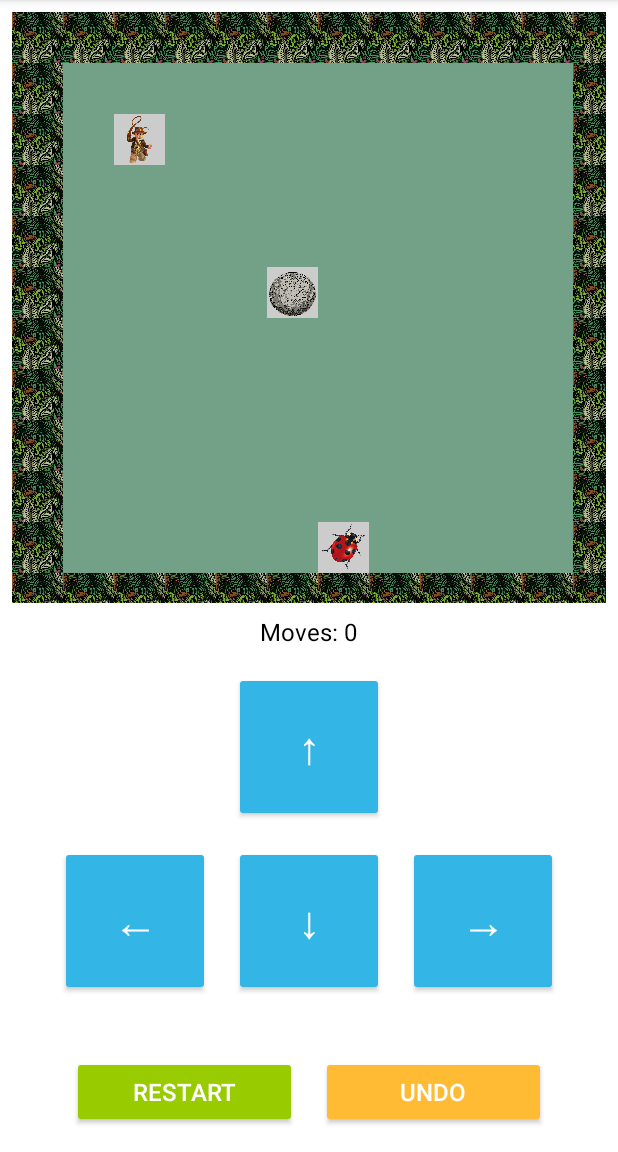
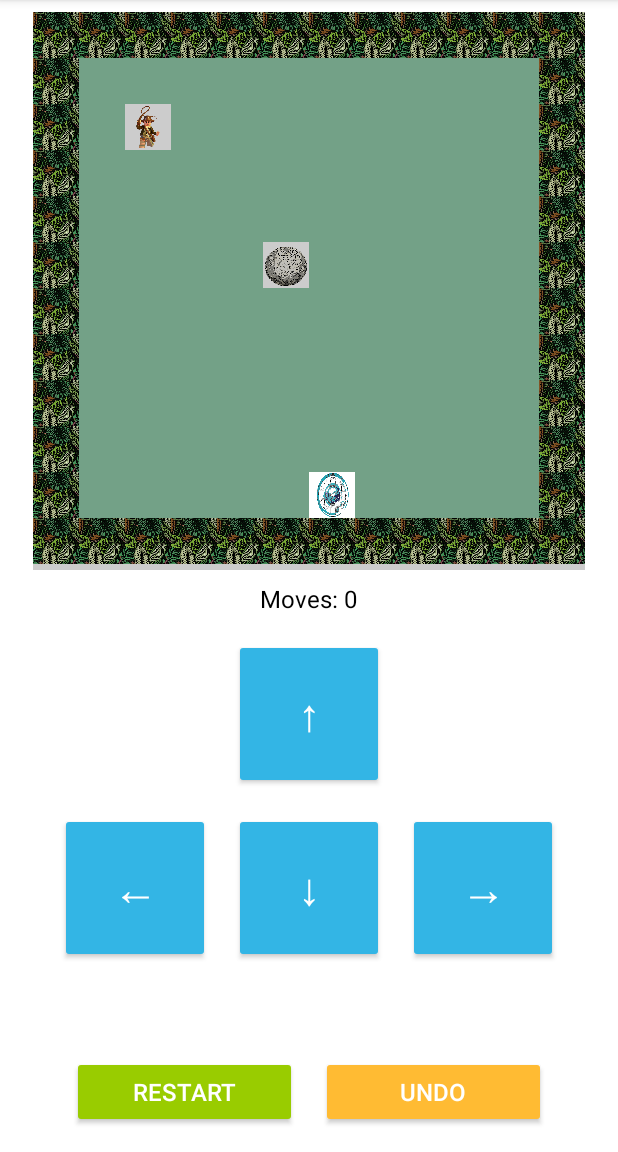
Before and after one commit to tvt23kmoGroup16/sokoban-game, an Android app built with Jetpack Compose: the GameActivity screen opened directly, with no data from a screen before it, on a phone screen of 412 x 824 dp, the part 84-1236 px from its top. Run offline under Robolectric (Android 15) with nearby library versions, the phone set to English and light mode, and no system bars.

Commit message:
Map themes, db refactoring and save+getSettings

```diff
--- a/app/src/main/java/com/example/sokoban/GameMap.kt
+++ b/app/src/main/java/com/example/sokoban/GameMap.kt
@@ -86,6 +86,46 @@ class GameMap(
         )
     )
 
+    val themes = mapOf(
+        1 to Theme(
+            wallAsset = "walls/jungle.png",
+            playerAsset = "characters/player.png", //<-- Switch correct image
+            boxAsset = "boxes/jungleBoulder.png",
+            goalAsset = "goals/jungleTarget.png",
+            floorAsset = "flooring/jungleTile.png"
+        ),
+        2 to Theme(
+            wallAsset = "walls/scifiWall.png",
+            playerAsset = "characters/alien-monster.png",
+            boxAsset = "boxes/jungleBoulder.png", //<-- Switch correct image
+            goalAsset = "goals/scifiTarget.png",
+            floorAsset = "flooring/scifiTile.png"
+        ),
+        3 to Theme(
+            wallAsset = "walls/fantasyWall.png",
+            playerAsset = "characters/alien-monster.png",
+            boxAsset = "boxes/pot_of_gold.png",
+            goalAsset = "goals/fantasyTarget.png",
+            floorAsset = "flooring/fantasyTile.png"
+        ),
+        4 to Theme(
+            wallAsset = "walls/ancientWall.png",
+            playerAsset = "characters/alien-monster.png", //<-- Switch correct image
+            boxAsset = "boxes/jungleBoulder.png", //<-- Switch correct image
+            goalAsset = "goals/ancientTarget.png",
+            floorAsset = "flooring/ancientTile.png"
+        ),
+        5 to Theme(
+            wallAsset = "walls/westernWall.png",
+            playerAsset = "characters/alien-monster.png", //<-- Switch correct image
+            boxAsset = "boxes/jungleBoulder.png", //<-- Switch correct image
+            goalAsset = "goals/westernTarget.png",
+            floorAsset = "flooring/westernTile.png"
+        )
+    )
+
+    private val theme: Theme = themes[level] ?: throw IllegalArgumentException("Theme not found for level $level")
+
     // Select the map based on the level
     var map: Array<CharArray> = mapLevels[level - 1] // Get the map based on the selected level
 
@@ -123,11 +163,11 @@ class GameMap(
                 val imageView = ImageView(gridGameMap.context)
 
                 val bitmap = when (cell) {
-                    '#' -> loadAssetImage("walls/jungle.png")  // Wall
-                    'P' -> loadAssetImage("characters/player.png")  // Player
-                    'B' -> loadAssetImage("boxes/jungleBoulder.png")  // Box
-                    'X' -> loadAssetImage("goals/ladybug.png")  // Goal
-                    ' ' -> loadAssetImage("flooring/jungleTile.png") //Floor
+                    '#' -> loadAssetImage(theme.wallAsset)  // Wall
+                    'P' -> loadAssetImage(theme.playerAsset)  // Player
+                    'B' -> loadAssetImage(theme.boxAsset)  // Box
+                    'X' -> loadAssetImage(theme.goalAsset)  // Goal
+                    ' ' -> loadAssetImage(theme.floorAsset) //Floor
                     else -> null  // Empty space (nothing displayed)
                 }
 
@@ -140,8 +180,8 @@ class GameMap(
 
                 // Adjust image size to fit grid cell
                 val params = GridLayout.LayoutParams()
-                params.width = cellSize  // Set width to calculated cell size
-                params.height = cellSize  // Set height to calculated cell size
+                params.width = (cellSize - 5) // Set width to calculated cell size
+                params.height = (cellSize -5)  // Set height to calculated cell size
                 imageView.layoutParams = params
 
                 // Add the ImageView to the grid layout
@@ -158,4 +198,12 @@ class GameMap(
             null // Return null if the file is not found or any error occurs
         }
     }
+
+    data class Theme(
+        val wallAsset: String,
+        val playerAsset: String,
+        val boxAsset: String,
+        val goalAsset: String,
+        val floorAsset: String
+    )
 }
--- a/app/src/main/java/com/example/sokoban/db/contracts/HighScoreContract.kt
+++ b/app/src/main/java/com/example/sokoban/db/contracts/HighScoreContract.kt
@@ -1,4 +1,4 @@
-package com.example.sqlite_playground.db.contracts
+package com.example.sokoban.db.contracts
 
 import android.provider.BaseColumns
 
--- a/app/src/main/java/com/example/sokoban/db/contracts/LevelContract.kt
+++ b/app/src/main/java/com/example/sokoban/db/contracts/LevelContract.kt
@@ -1,4 +1,4 @@
-package com.example.sqlite_playground.db.contracts
+package com.example.sokoban.db.contracts
 
 import android.provider.BaseColumns
 
--- a/app/src/main/java/com/example/sokoban/db/contracts/SettingsContract.kt
+++ b/app/src/main/java/com/example/sokoban/db/contracts/SettingsContract.kt
@@ -1,4 +1,4 @@
-package com.example.sqlite_playground.db.contracts
+package com.example.sokoban.db.contracts
 
 import android.provider.BaseColumns
 
@@ -8,5 +8,9 @@ object SettingsContract {
             const val COLUMN_ID = BaseColumns._ID // Inherits ID, this always PK
             const val COLUMN_USER_ID = "user_id" // Foreign key referencing users
             const val COLUMN_MUSIC_ENABLED = "music_enabled" // Boolean for music settings
+            const val COLUMN_SOUND_ENABLED = "sound_enabled" // Boolean for sound settings
+            const val COLUMN_MASTER_VOLUME = "master_volume" //Integer for master volume
+            const val COLUMN_MUSIC_VOLUME = "music_volume" //Integer for music volume
+            const val COLUMN_SOUND_VOLUME = "sound_volume" //Integer for sound volume
         }
 }
--- a/app/src/main/java/com/example/sokoban/db/contracts/UserContract.kt
+++ b/app/src/main/java/com/example/sokoban/db/contracts/UserContract.kt
@@ -1,4 +1,4 @@
-package com.example.sqlite_playground.db.contracts
+package com.example.sokoban.db.contracts
 
 import android.provider.BaseColumns
 
--- a/app/src/main/java/com/example/sokoban/db/models/HighScore.kt
+++ b/app/src/main/java/com/example/sokoban/db/models/HighScore.kt
@@ -1,4 +1,4 @@
-package com.example.sqlite_playground.db.models
+package com.example.sokoban.db.models
 
 data class HighScore(
     val id: Long,
--- a/app/src/main/java/com/example/sokoban/db/models/Level.kt
+++ b/app/src/main/java/com/example/sokoban/db/models/Level.kt
@@ -1,4 +1,4 @@
-package com.example.sqlite_playground.db.models
+package com.example.sokoban.db.models
 
 data class Level(
     val id: Long,
--- a/app/src/main/java/com/example/sokoban/db/models/User.kt
+++ b/app/src/main/java/com/example/sokoban/db/models/User.kt
@@ -1,4 +1,4 @@
-package com.example.sqlite_playground.db.models
+package com.example.sokoban.db.models
 
 data class User(
     val id: Long,
--- a/app/src/main/res/layout/activity_game.xml
+++ b/app/src/main/res/layout/activity_game.xml
@@ -33,7 +33,7 @@
     <!-- Movement Keys -->
     <GridLayout
         android:layout_width="wrap_content"
-        android:layout_height="240dp"
+        android:layout_height="262dp"
         android:layout_gravity="center"
         android:layout_marginBottom="0dp"
         android:columnCount="3"
```
Also changed, not shown: app/src/main/java/com/example/sokoban/OptionsActivity.kt (+34 -7 lines), app/src/main/java/com/example/sokoban/db/DatabaseHelper.kt (+10 -5 lines), app/src/main/java/com/example/sokoban/db/models/Settings.kt (+6 -2 lines), app/src/main/java/com/example/sokoban/db/repositories/HighScoreRepository.kt (+4 -4 lines), app/src/main/java/com/example/sokoban/db/repositories/LevelRepository.kt (+4 -4 lines), app/src/main/java/com/example/sokoban/db/repositories/SettingsRepository.kt (+33 -12 lines), app/src/main/java/com/example/sokoban/db/repositories/UserRepository.kt (+4 -4 lines), app/src/main/res/layout/activity_options.xml (+20 -0 lines).
